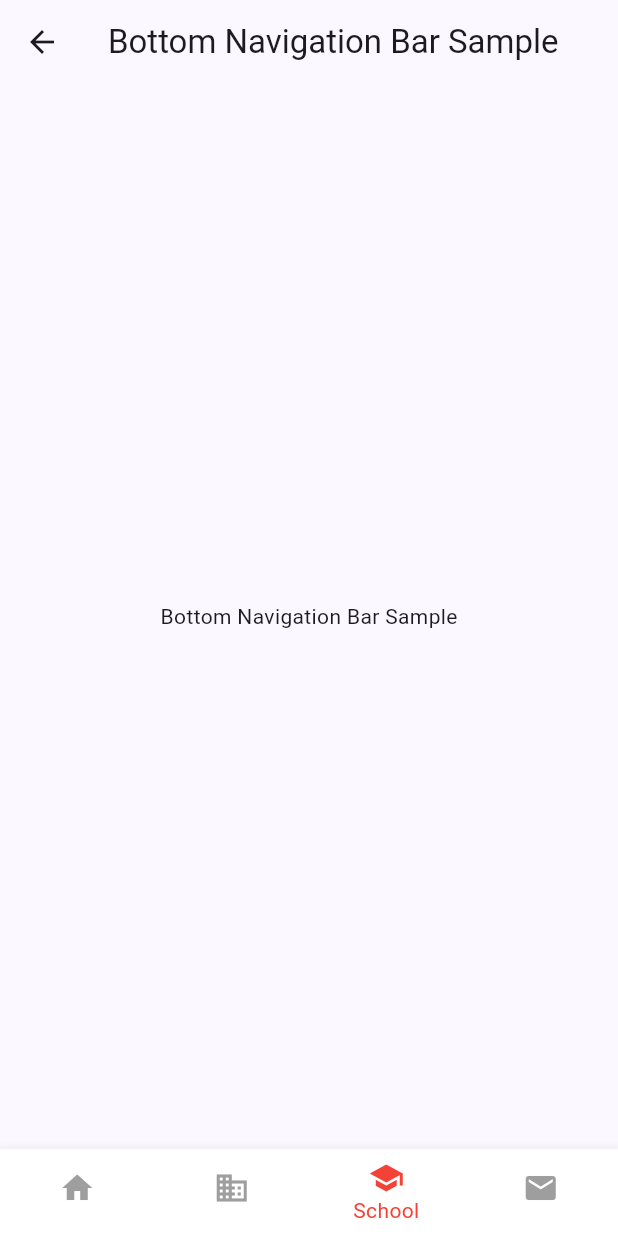
After one commit to visionary-japan/flutter_tutorial, a Flutter app: the screen it shows after launch, after a tap on "Bottom Navigation Bar", on a phone screen of 412 x 824 dp. The commit adds this screen. Run offline on Flutter 3.47's test engine with Material 2 defaults, Android fonts, the light colour scheme and no system bars.

Commit message:
基本のウィジェット：サンプル画像の追加

```diff
--- a/widget_samples/lib/main.dart
+++ b/widget_samples/lib/main.dart
@@ -1,6 +1,11 @@
 import 'package:flutter/material.dart';
+import 'package:widget_samples/widgets/bottom_navigation_bar.dart';
+import 'package:widget_samples/widgets/drawer.dart';
+import 'package:widget_samples/widgets/tooltip.dart';
 
+import 'widgets/alert_dialog.dart';
 import 'widgets/list_tile.dart';
+import 'widgets/tab_bar.dart';
 
 void main() {
   runApp(const MyApp());
@@ -48,6 +53,13 @@ class _MyHomePageState extends State<MyHomePage> {
         child: CustomScrollView(
           slivers: [
             _NavigatorButton(label: 'ListTile', page: ListTileSample()),
+            _NavigatorButton(label: 'AlertDialog', page: AlertDialogSample()),
+            _NavigatorButton(
+                label: 'Bottom Navigation Bar',
+                page: BottomNavigationBarSample()),
+            _NavigatorButton(label: 'TabBar', page: TabBarSample()),
+            _NavigatorButton(label: 'Drawer', page: DrawerSample()),
+            _NavigatorButton(label: 'Tooltip', page: ToolTipSample()),
           ],
         ),
       ),
--- /dev/null
+++ b/widget_samples/lib/widgets/bottom_navigation_bar.dart
@@ -0,0 +1,59 @@
+import 'package:flutter/material.dart';
+
+class BottomNavigationBarSample extends StatelessWidget {
+  const BottomNavigationBarSample({super.key});
+
+  @override
+  Widget build(BuildContext context) {
+    return Scaffold(
+      appBar: AppBar(
+        title: const Text('Bottom Navigation Bar Sample'),
+      ),
+      body: const Center(
+        child: Text('Bottom Navigation Bar Sample'),
+      ),
+      bottomNavigationBar: BottomNavigationBar(
+        items: const <BottomNavigationBarItem>[
+          BottomNavigationBarItem(
+            icon: Icon(Icons.home),
+            label: 'Home',
+          ),
+          BottomNavigationBarItem(
+            icon: Icon(Icons.business),
+            label: 'Business',
+          ),
+          BottomNavigationBarItem(
+            icon: Icon(Icons.school),
+            label: 'School',
+          ),
+          BottomNavigationBarItem(
+            icon: Icon(Icons.mail),
+            label: 'Inquiry',
+          ),
+        ],
+        onTap: (index) {
+          // タップされたアイテムのインデックスを処理
+        },
+        currentIndex: 2,
+        elevation: 8.0,
+        type: BottomNavigationBarType.fixed,
+        backgroundColor: Colors.white,
+        iconSize: 24.0,
+        selectedItemColor: Colors.red,
+        unselectedItemColor: Colors.grey,
+        selectedIconTheme: const IconThemeData(color: Colors.red),
+        unselectedIconTheme: const IconThemeData(color: Colors.grey),
+        selectedFontSize: 14.0,
+        unselectedFontSize: 12.0,
+        selectedLabelStyle: const TextStyle(color: Colors.red),
+        unselectedLabelStyle: const TextStyle(color: Colors.grey),
+        showSelectedLabels: true,
+        showUnselectedLabels: false,
+        mouseCursor: SystemMouseCursors.click,
+        enableFeedback: true,
+        landscapeLayout: BottomNavigationBarLandscapeLayout.spread,
+        useLegacyColorScheme: true,
+      ),
+    );
+  }
+}
```
Also changed, not shown: widget_samples/lib/widgets/alert_dialog.dart (added, +52 -0 lines), widget_samples/lib/widgets/drawer.dart (added, +45 -0 lines), widget_samples/lib/widgets/tab_bar.dart (added, +31 -0 lines), widget_samples/lib/widgets/tooltip.dart (added, +36 -0 lines), 1 other file.
